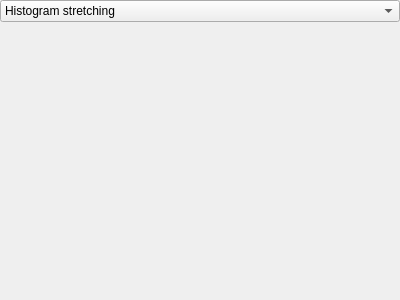
Old version of the form filterwidget.ui in the repository radek-dab/gkproj.
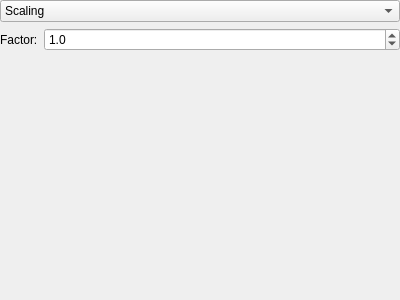
New version of the form. The open tabs and pages were chosen to show the change.

```diff
--- a/filterwidget.ui
+++ b/filterwidget.ui
@@ -29,7 +29,7 @@
    <item>
     <widget class="QComboBox" name="comboBox">
      <property name="currentIndex">
-      <number>4</number>
+      <number>3</number>
      </property>
      <item>
       <property name="text">
@@ -66,7 +66,45 @@
      <widget class="QWidget" name="functionPage"/>
      <widget class="QWidget" name="matrixPage"/>
      <widget class="QWidget" name="rotationPage"/>
-     <widget class="QWidget" name="scalingPage"/>
+     <widget class="QWidget" name="scalingPage">
+      <layout class="QFormLayout" name="formLayout">
+       <property name="leftMargin">
+        <number>0</number>
+       </property>
+       <property name="topMargin">
+        <number>0</number>
+       </property>
+       <property name="rightMargin">
+        <number>0</number>
+       </property>
+       <property name="bottomMargin">
+        <number>0</number>
+       </property>
+       <item row="0" column="0">
+        <widget class="QLabel" name="factorLabel">
+         <property name="text">
+          <string>Factor:</string>
+         </property>
+        </widget>
+       </item>
+       <item row="0" column="1">
+        <widget class="QDoubleSpinBox" name="factorSpinBox">
+         <property name="decimals">
+          <number>1</number>
+         </property>
+         <property name="minimum">
+          <double>-100.000000000000000</double>
+         </property>
+         <property name="singleStep">
+          <double>0.100000000000000</double>
+         </property>
+         <property name="value">
+          <double>1.000000000000000</double>
+         </property>
+        </widget>
+       </item>
+      </layout>
+     </widget>
      <widget class="QWidget" name="histogramStretchingPage">
       <layout class="QFormLayout" name="histogramStretchingFormLayout">
        <property name="leftMargin">
```
Left out of the diff: 18 changed lines with no effect on the pictures.
